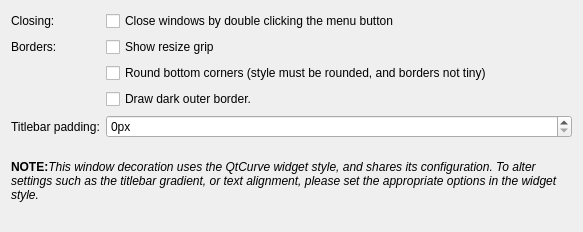
Qt form kwinconfig/qtcurvekwinconfigwidget.ui (QtCurve/qtcurve) before a commit.
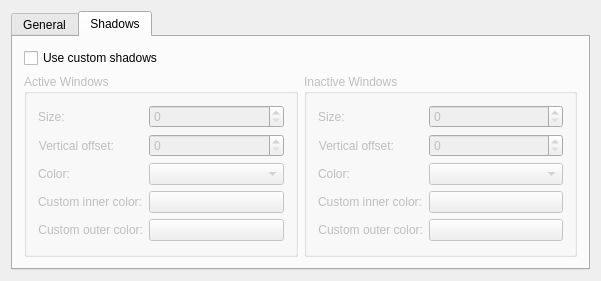
The same form after that commit. The open tabs and pages were chosen to show the change. Custom widgets are drawn as their Qt base class.

Commit message: Add config for shadows.

Diff of the .ui file:
```diff
--- a/kwinconfig/qtcurvekwinconfigwidget.ui
+++ b/kwinconfig/qtcurvekwinconfigwidget.ui
@@ -6,29 +6,23 @@
    <rect>
     <x>0</x>
     <y>0</y>
-    <width>583</width>
-    <height>232</height>
+    <width>601</width>
+    <height>275</height>
    </rect>
   </property>
   <layout class="QVBoxLayout" name="verticalLayout">
    <item>
-    <widget class="QFrame" name="frame">
-     <property name="sizePolicy">
-      <sizepolicy hsizetype="Preferred" vsizetype="Maximum">
-       <horstretch>0</horstretch>
-       <verstretch>0</verstretch>
-      </sizepolicy>
-     </property>
-     <property name="frameShape">
-      <enum>QFrame::NoFrame</enum>
-     </property>
-     <property name="frameShadow">
-      <enum>QFrame::Plain</enum>
-     </property>
-     <layout class="QFormLayout" name="formLayout">
-      <property name="margin">
+    <widget class="QTabWidget" name="tabWidget">
+     <property name="currentIndex">
        <number>0</number>
       </property>
+     <widget class="QWidget" name="generalTab">
+      <attribute name="title">
+       <string>General</string>
+      </attribute>
+      <layout class="QVBoxLayout" name="verticalLayout_2">
+       <item>
+        <layout class="QFormLayout" name="formLayout">
       <item row="0" column="0">
        <widget class="QLabel" name="label_3">
         <property name="text">
@@ -60,14 +54,14 @@
         </property>
        </widget>
       </item>
-      <item row="2" column="1">
+         <item row="3" column="1">
        <widget class="QCheckBox" name="roundBottom">
         <property name="text">
          <string>Round bottom corners (style must be rounded, and borders not tiny)</string>
         </property>
        </widget>
       </item>
-      <item row="3" column="1">
+         <item row="2" column="1">
        <widget class="QCheckBox" name="outerBorder">
         <property name="text">
          <string>Draw dark outer border.</string>
@@ -89,7 +83,6 @@
        </widget>
       </item>
      </layout>
-    </widget>
    </item>
    <item>
     <spacer name="verticalSpacer">
@@ -122,6 +115,172 @@
    </item>
   </layout>
  </widget>
+     <widget class="QWidget" name="shadowTab">
+      <attribute name="title">
+       <string>Shadows</string>
+      </attribute>
+      <layout class="QGridLayout" name="gridLayout">
+       <item row="0" column="0">
+        <widget class="QCheckBox" name="useShadows">
+         <property name="text">
+          <string>Use custom shadows</string>
+         </property>
+        </widget>
+       </item>
+       <item row="1" column="0">
+        <widget class="QGroupBox" name="activeShadows">
+         <property name="enabled">
+          <bool>false</bool>
+         </property>
+         <property name="title">
+          <string>Active Windows</string>
+         </property>
+         <layout class="QFormLayout" name="formLayout_3">
+          <item row="0" column="0">
+           <widget class="QLabel" name="label_5">
+            <property name="text">
+             <string>Size: </string>
+            </property>
+            <property name="alignment">
+             <set>Qt::AlignRight|Qt::AlignTrailing|Qt::AlignVCenter</set>
+            </property>
+           </widget>
+          </item>
+          <item row="0" column="1">
+           <widget class="KIntSpinBox" name="activeShadowSize"/>
+          </item>
+          <item row="1" column="0">
+           <widget class="QLabel" name="label_6">
+            <property name="text">
+             <string>Vertical offset:</string>
+            </property>
+            <property name="alignment">
+             <set>Qt::AlignRight|Qt::AlignTrailing|Qt::AlignVCenter</set>
+            </property>
+           </widget>
+          </item>
+          <item row="1" column="1">
+           <widget class="KIntSpinBox" name="activeShadowOffset"/>
+          </item>
+          <item row="2" column="0">
+           <widget class="QLabel" name="label_9">
+            <property name="text">
+             <string>Color:</string>
+            </property>
+           </widget>
+          </item>
+          <item row="2" column="1">
+           <widget class="QComboBox" name="activeShadowColor"/>
+          </item>
+          <item row="3" column="0">
+           <widget class="QLabel" name="label_7">
+            <property name="text">
+             <string>Custom inner color:</string>
+            </property>
+            <property name="alignment">
+             <set>Qt::AlignRight|Qt::AlignTrailing|Qt::AlignVCenter</set>
+            </property>
+           </widget>
+          </item>
+          <item row="3" column="1">
+           <widget class="KColorButton" name="activeShadowInnerColor"/>
+          </item>
+          <item row="4" column="0">
+           <widget class="QLabel" name="label_8">
+            <property name="text">
+             <string>Custom outer color:</string>
+            </property>
+            <property name="alignment">
+             <set>Qt::AlignRight|Qt::AlignTrailing|Qt::AlignVCenter</set>
+            </property>
+           </widget>
+          </item>
+          <item row="4" column="1">
+           <widget class="KColorButton" name="activeShadowOuterColor"/>
+          </item>
+         </layout>
+        </widget>
+       </item>
+       <item row="1" column="1">
+        <widget class="QGroupBox" name="inactiveShadows">
+         <property name="enabled">
+          <bool>false</bool>
+         </property>
+         <property name="title">
+          <string>Inactive Windows</string>
+         </property>
+         <layout class="QFormLayout" name="formLayout_4">
+          <item row="0" column="0">
+           <widget class="QLabel" name="label_10">
+            <property name="text">
+             <string>Size: </string>
+            </property>
+            <property name="alignment">
+             <set>Qt::AlignRight|Qt::AlignTrailing|Qt::AlignVCenter</set>
+            </property>
+           </widget>
+          </item>
+          <item row="0" column="1">
+           <widget class="KIntSpinBox" name="inactiveShadowSize"/>
+          </item>
+          <item row="1" column="0">
+           <widget class="QLabel" name="label_11">
+            <property name="text">
+             <string>Vertical offset:</string>
+            </property>
+            <property name="alignment">
+             <set>Qt::AlignRight|Qt::AlignTrailing|Qt::AlignVCenter</set>
+            </property>
+           </widget>
+          </item>
+          <item row="1" column="1">
+           <widget class="KIntSpinBox" name="inactiveShadowOffset"/>
+          </item>
+          <item row="2" column="0">
+           <widget class="QLabel" name="label_12">
+            <property name="text">
+             <string>Color:</string>
+            </property>
+           </widget>
+          </item>
+          <item row="2" column="1">
+           <widget class="QComboBox" name="inactiveShadowColor"/>
+          </item>
+          <item row="3" column="0">
+           <widget class="QLabel" name="label_13">
+            <property name="text">
+             <string>Custom inner color:</string>
+            </property>
+            <property name="alignment">
+             <set>Qt::AlignRight|Qt::AlignTrailing|Qt::AlignVCenter</set>
+            </property>
+           </widget>
+          </item>
+          <item row="3" column="1">
+           <widget class="KColorButton" name="inactiveShadowInnerColor"/>
+          </item>
+          <item row="4" column="0">
+           <widget class="QLabel" name="label_14">
+            <property name="text">
+             <string>Custom outer color:</string>
+            </property>
+            <property name="alignment">
+             <set>Qt::AlignRight|Qt::AlignTrailing|Qt::AlignVCenter</set>
+            </property>
+           </widget>
+          </item>
+          <item row="4" column="1">
+           <widget class="KColorButton" name="inactiveShadowOuterColor"/>
+          </item>
+         </layout>
+        </widget>
+       </item>
+      </layout>
+     </widget>
+    </widget>
+   </item>
+  </layout>
+ </widget>
  <layoutdefault spacing="6" margin="11"/>
  <pixmapfunction>qPixmapFromMimeSource</pixmapfunction>
  <customwidgets>
@@ -130,6 +289,11 @@
    <extends>QSpinBox</extends>
    <header>knuminput.h</header>
   </customwidget>
+  <customwidget>
+   <class>KColorButton</class>
+   <extends>QPushButton</extends>
+   <header>kcolorbutton.h</header>
+  </customwidget>
  </customwidgets>
  <tabstops>
   <tabstop>menuClose</tabstop>
```
Left out of the diff: 48 changed lines with no effect on the pictures. Lines whose indentation alone changed are shown as unchanged. The commit also changes 9 other files.
